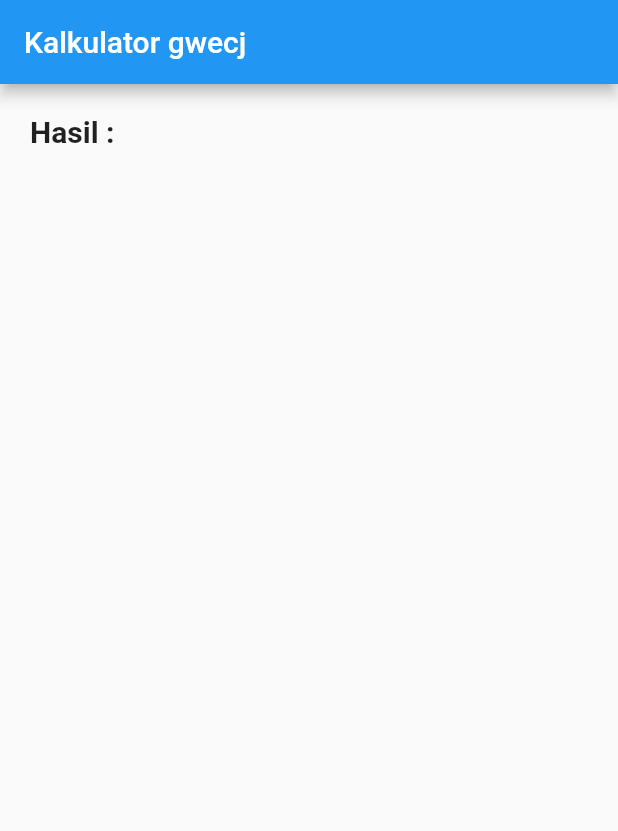
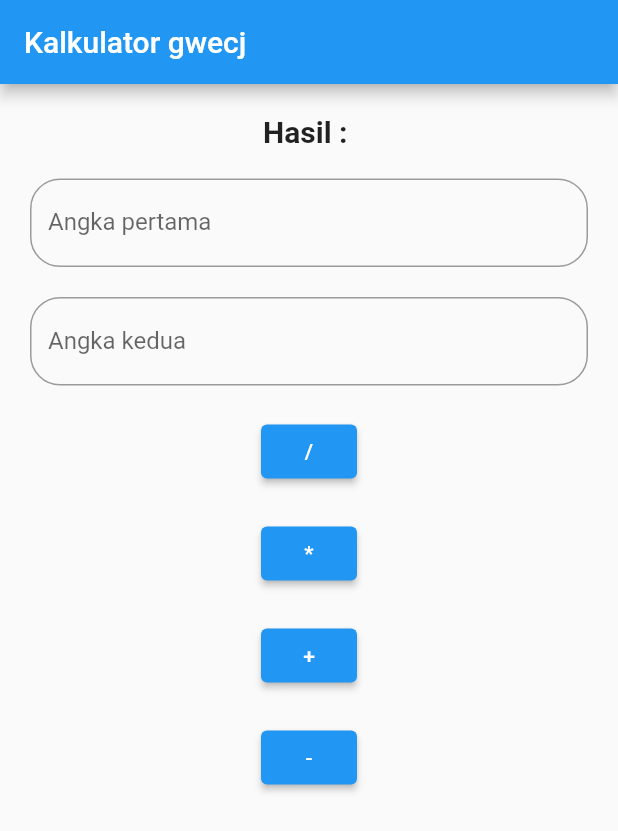
Before and after one commit to lostboiii/flutter-dafa-setiadi-fundamental, a Flutter app: the screen it shows after launch, on a phone screen of 412 x 824 dp. Shown: the top 831 px of the screen. Run offline on Flutter 3.47's test engine with Material 2 defaults, Android fonts, the phone set to English and light mode, and no system bars.

Commit message:
add-somting

```diff
--- a/lib/main.dart
+++ b/lib/main.dart
@@ -14,6 +14,31 @@
   child: Column(
     children: [
       Text("Hasil : ", style: TextStyle(fontSize: 20, fontWeight: FontWeight.bold),),
+      SizedBox(height: 20),
+      TextField(decoration: InputDecoration(labelText: "Angka pertama", border: OutlineInputBorder(borderRadius: BorderRadius.circular(20))),),
+      SizedBox(height: 20),
+      TextField(decoration: InputDecoration(labelText: "Angka kedua", border: OutlineInputBorder(borderRadius: BorderRadius.circular(20))),),
+      SizedBox(height: 20),
+      ElevatedButton(onPressed: (){
+
+      }
+      , child: Text("/")),
+      SizedBox(height: 20),
+      ElevatedButton(onPressed: (){
+
+      }
+      , child: Text("*")),
+      SizedBox(height: 20),
+      ElevatedButton(onPressed: (){
+
+      }
+      , child: Text("+")),
+      SizedBox(height: 20),
+      ElevatedButton(onPressed: (){
+
+      }
+      , child: Text("-")),
+      SizedBox(height: 20),
     ],
   ),
  ),
```
